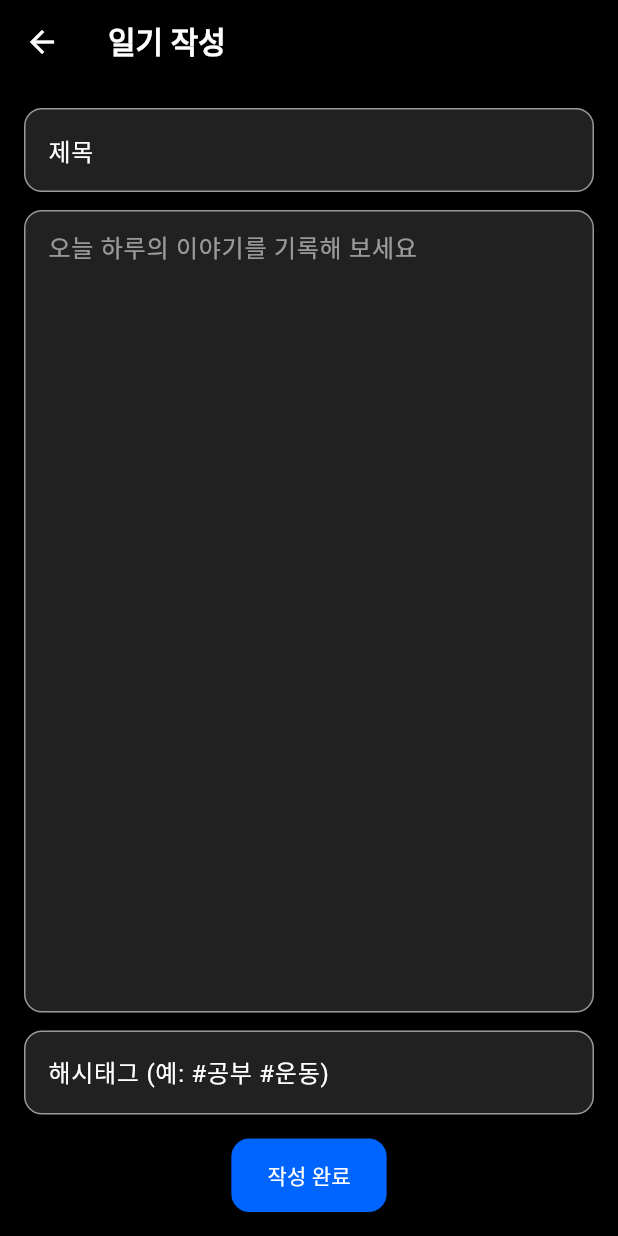
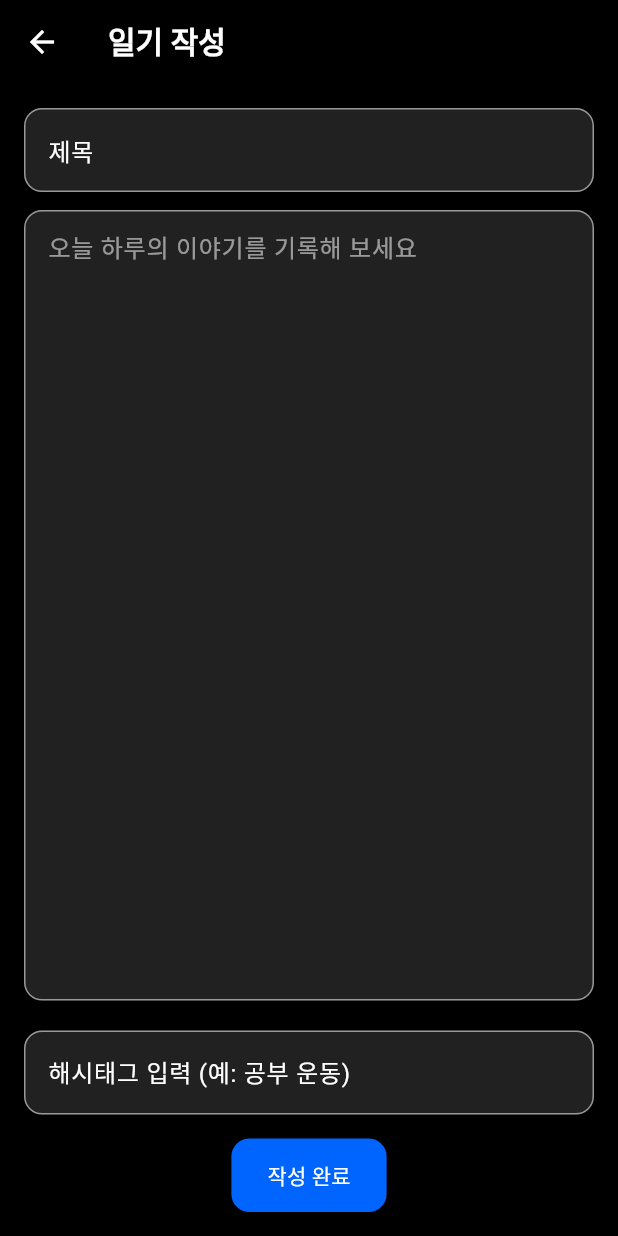
Before and after one commit to duckptr/haru_diary, a Flutter app: the WriteDiaryScreen screen opened by its route, after a tap on "작성 완료", on a phone screen of 412 x 824 dp. Run offline on Flutter 3.47's test engine with Material 3 defaults, Android fonts, the phone set to English and light mode, and no system bars; our stand-ins replace cloud_firestore, firebase_auth, firebase_core, firebase_storage, fl_chart, flutter_dotenv and 5 more; accounts and stored records are empty.

Commit message:
feat : 해시태그 자동 추가

```diff
--- a/lib/screens/write_diary_screen.dart
+++ b/lib/screens/write_diary_screen.dart
@@ -12,7 +12,7 @@ class WriteDiaryScreen extends StatefulWidget {
 class _WriteDiaryScreenState extends State<WriteDiaryScreen> {
   final _titleCtrl = TextEditingController();
   final _textCtrl = TextEditingController();
-  final _tagCtrl = TextEditingController();
+  final _tagInputCtrl = TextEditingController();
 
   String? _weatherCode;
   String? _docId;
@@ -20,6 +20,7 @@ class _WriteDiaryScreenState extends State<WriteDiaryScreen> {
   bool _isEditing = false;
   bool _isLoading = false;
   DateTime? _selectedDate;
+  List<String> _tags = [];
 
   @override
   void initState() {
@@ -35,8 +36,8 @@ class _WriteDiaryScreenState extends State<WriteDiaryScreen> {
           _titleCtrl.text = args['title'] as String? ?? '';
           _textCtrl.text = args['text'] as String? ?? '';
           _weatherCode = args['weather'] as String?;
-          final tags = args['hashtags'] as List<dynamic>? ?? [];
-          _tagCtrl.text = tags.map((e) => '#$e').join(' ');
+          final tagList = args['hashtags'] as List<dynamic>? ?? [];
+          _tags = tagList.map((e) => e.toString()).toList();
           _selectedDate = args['createdAt'] != null
               ? (args['createdAt'] as Timestamp).toDate()
               : (args['date'] as DateTime?) ?? DateTime.now();
@@ -51,8 +52,38 @@ class _WriteDiaryScreenState extends State<WriteDiaryScreen> {
   void dispose() {
     _titleCtrl.dispose();
     _textCtrl.dispose();
-    _tagCtrl.dispose();
+    _tagInputCtrl.dispose();
     super.dispose();
+  }
+
+  void _handleTagInput(String value) {
+    if (value.endsWith(' ')) {
+      final tag = value.trim();
+
+      final validTag = RegExp(r'^[a-zA-Z0-9가-힣]+$');
+      if (tag.isEmpty || !validTag.hasMatch(tag)) {
+        _tagInputCtrl.clear();
+        return;
+      }
+
+      if (_tags.contains(tag)) {
+        _tagInputCtrl.clear();
+        return;
+      }
+
+      if (_tags.length >= 5) {
+        _tagInputCtrl.clear();
+        ScaffoldMessenger.of(context).showSnackBar(
+          const SnackBar(content: Text('해시태그는 최대 5개까지 입력할 수 있어요.')),
+        );
+        return;
+      }
+
+      setState(() {
+        _tags.add(tag);
+        _tagInputCtrl.clear();
+      });
+    }
   }
 
   void _showWeatherDialog() {
@@ -86,15 +117,9 @@ class _WriteDiaryScreenState extends State<WriteDiaryScreen> {
     );
   }
 
-  List<String> _extractHashtags(String input) {
-    final regex = RegExp(r'#(\w+)');
-    return regex.allMatches(input).map((m) => m.group(1)!).toList();
-  }
-
   Future<void> _onSubmit() async {
     final title = _titleCtrl.text.trim();
     final content = _textCtrl.text.trim();
-    final tags = _extractHashtags(_tagCtrl.text);
 
     if (content.isEmpty) return;
     if (_weatherCode == null) {
@@ -115,7 +140,7 @@ class _WriteDiaryScreenState extends State<WriteDiaryScreen> {
       'title': title,
       'content': content,
       'weather': _weatherCode!,
-      'hashtags': tags,
+      'hashtags': _tags,
       'createdAt': Timestamp.fromDate(createdDate),
       'date': createdDate,
     };
@@ -206,10 +231,29 @@ class _WriteDiaryScreenState extends State<WriteDiaryScreen> {
               ),
             ),
             const SizedBox(height: 12),
+            Align(
+              alignment: Alignment.centerLeft,
+              child: Wrap(
+                spacing: 6,
+                runSpacing: -8,
+                children: _tags
+                    .map((tag) => Chip(
+                          label: Text('#$tag'),
+                          onDeleted: () {
+                            setState(() {
+                              _tags.remove(tag);
+                            });
+                          },
+                        ))
+                    .toList(),
+              ),
+            ),
+            const SizedBox(height: 8),
             TextField(
-              controller: _tagCtrl,
+              controller: _tagInputCtrl,
+              onChanged: _handleTagInput,
               decoration: const InputDecoration(
-                labelText: '해시태그 (예: #공부 #운동)',
+                labelText: '해시태그 입력 (예: 공부 운동)',
                 border: OutlineInputBorder(),
               ),
             ),
```
